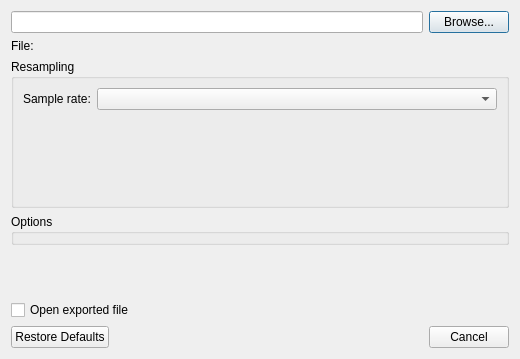
Qt form src/Plugin/src/BasicExportDialog.ui (till213/SkyDolly) before a commit.
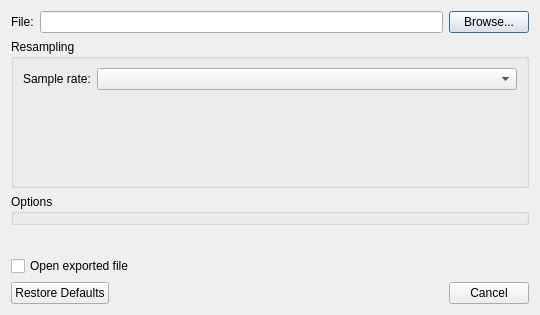
The same form after that commit.

The edit to the form file:
```diff
--- a/src/Plugin/src/BasicExportDialog.ui
+++ b/src/Plugin/src/BasicExportDialog.ui
@@ -6,8 +6,8 @@
    <rect>
     <x>0</x>
     <y>0</y>
-    <width>520</width>
-    <height>359</height>
+    <width>540</width>
+    <height>315</height>
    </rect>
   </property>
   <property name="windowTitle">
@@ -16,6 +16,13 @@
   <layout class="QVBoxLayout" name="verticalLayout">
    <item>
     <layout class="QHBoxLayout" name="horizontalLayout">
+     <item>
+      <widget class="QLabel" name="fileTypeLabel">
+       <property name="text">
+        <string>File:</string>
+       </property>
+      </widget>
+     </item>
      <item>
       <widget class="QLineEdit" name="filePathLineEdit">
        <property name="minimumSize">
@@ -35,13 +42,6 @@
      </item>
     </layout>
    </item>
-   <item>
-    <widget class="QLabel" name="fileTypeLabel">
-     <property name="text">
-      <string>File:</string>
-     </property>
-    </widget>
-   </item>
    <item>
     <widget class="QGroupBox" name="informationGroupBox">
      <property name="title">
```
